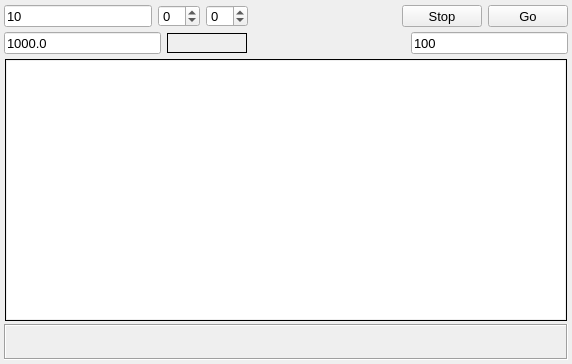
Before: the Qt Designer form aisubwidget.ui in MccDv/universaltest, drawn with Qt 5.
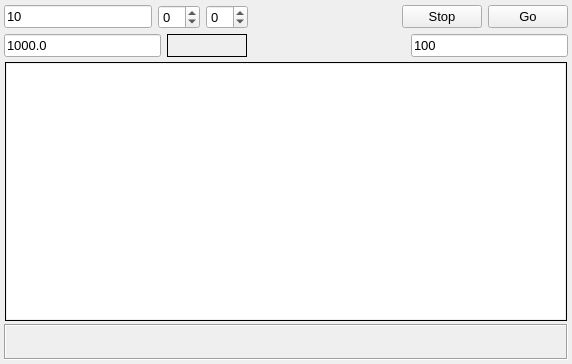
After: the same form once the commit is applied. The open tabs and pages were chosen to show the change. Custom widgets are drawn as their Qt base class.

Commit message: Update fonts for Mac readability. Add missing stub slots for childwindow signals.

Diff of the .ui file:
```diff
--- a/aisubwidget.ui
+++ b/aisubwidget.ui
@@ -10,6 +10,11 @@
     <height>364</height>
    </rect>
   </property>
+  <property name="font">
+   <font>
+    <pointsize>10</pointsize>
+   </font>
+  </property>
   <property name="windowTitle">
    <string>Form</string>
   </property>
@@ -70,18 +75,6 @@
       </property>
       <item>
        <widget class="QLineEdit" name="leNumSamples">
-        <property name="maximumSize">
-         <size>
-          <width>16777215</width>
-          <height>22</height>
-         </size>
-        </property>
-        <property name="font">
-         <font>
-          <family>Ubuntu</family>
-          <pointsize>10</pointsize>
-         </font>
-        </property>
         <property name="toolTip">
          <string>Samples per channel</string>
         </property>
@@ -92,18 +85,6 @@
       </item>
       <item>
        <widget class="QSpinBox" name="spnLowChan">
-        <property name="maximumSize">
-         <size>
-          <width>16777215</width>
-          <height>22</height>
-         </size>
-        </property>
-        <property name="font">
-         <font>
-          <family>Ubuntu</family>
-          <pointsize>10</pointsize>
-         </font>
-        </property>
         <property name="toolTip">
          <string>Low channel</string>
         </property>
@@ -114,18 +95,6 @@
       </item>
       <item>
        <widget class="QSpinBox" name="spnHighChan">
-        <property name="maximumSize">
-         <size>
-          <width>16777215</width>
-          <height>22</height>
-         </size>
-        </property>
-        <property name="font">
-         <font>
-          <family>Ubuntu</family>
-          <pointsize>10</pointsize>
-         </font>
-        </property>
         <property name="toolTip">
          <string>High channel</string>
         </property>
@@ -149,18 +118,6 @@
       </item>
       <item>
        <widget class="QPushButton" name="cmdStop">
-        <property name="maximumSize">
-         <size>
-          <width>16777215</width>
-          <height>22</height>
-         </size>
-        </property>
-        <property name="font">
-         <font>
-          <family>Ubuntu</family>
-          <pointsize>10</pointsize>
-         </font>
-        </property>
         <property name="text">
          <string>Stop</string>
         </property>
@@ -168,18 +125,6 @@
       </item>
       <item>
        <widget class="QPushButton" name="cmdGo">
-        <property name="maximumSize">
-         <size>
-          <width>16777215</width>
-          <height>22</height>
-         </size>
-        </property>
-        <property name="font">
-         <font>
-          <family>Ubuntu</family>
-          <pointsize>10</pointsize>
-         </font>
-        </property>
         <property name="text">
          <string>Go</string>
         </property>
@@ -223,18 +168,6 @@
       </property>
       <item>
        <widget class="QLineEdit" name="leRate">
-        <property name="maximumSize">
-         <size>
-          <width>16777215</width>
-          <height>22</height>
-         </size>
-        </property>
-        <property name="font">
-         <font>
-          <family>Ubuntu</family>
-          <pointsize>10</pointsize>
-         </font>
-        </property>
         <property name="toolTip">
          <string>Rate</string>
         </property>
@@ -257,17 +190,6 @@
           <height>20</height>
          </size>
         </property>
-        <property name="maximumSize">
-         <size>
-          <width>16777215</width>
-          <height>20</height>
-         </size>
-        </property>
-        <property name="font">
-         <font>
-          <pointsize>10</pointsize>
-         </font>
-        </property>
         <property name="toolTip">
          <string>Actual rate returned</string>
         </property>
@@ -294,18 +216,6 @@
       </item>
       <item>
        <widget class="QLineEdit" name="leBlockSize">
-        <property name="maximumSize">
-         <size>
-          <width>16777215</width>
-          <height>22</height>
-         </size>
-        </property>
-        <property name="font">
-         <font>
-          <family>Ubuntu</family>
-          <pointsize>10</pointsize>
-         </font>
-        </property>
         <property name="toolTip">
          <string>Block size</string>
         </property>
@@ -374,7 +284,6 @@
             <property name="font">
              <font>
               <family>Courier 10 Pitch</family>
-              <pointsize>10</pointsize>
              </font>
             </property>
             <property name="frameShape">
```
Left out of the diff: 20 changed lines with no effect on the pictures. The commit also changes 32 other files.
